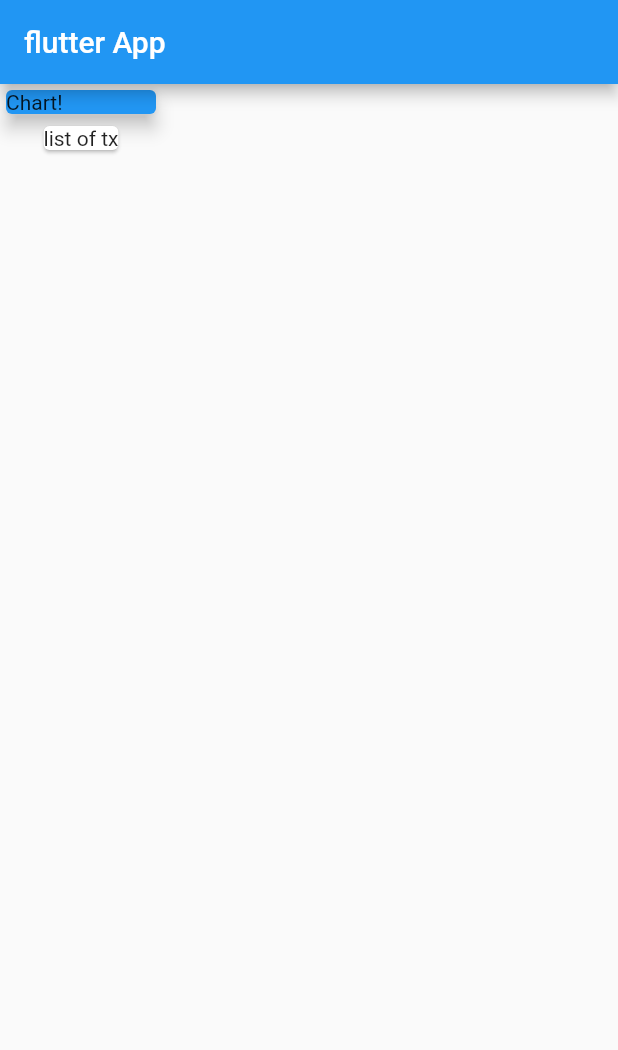
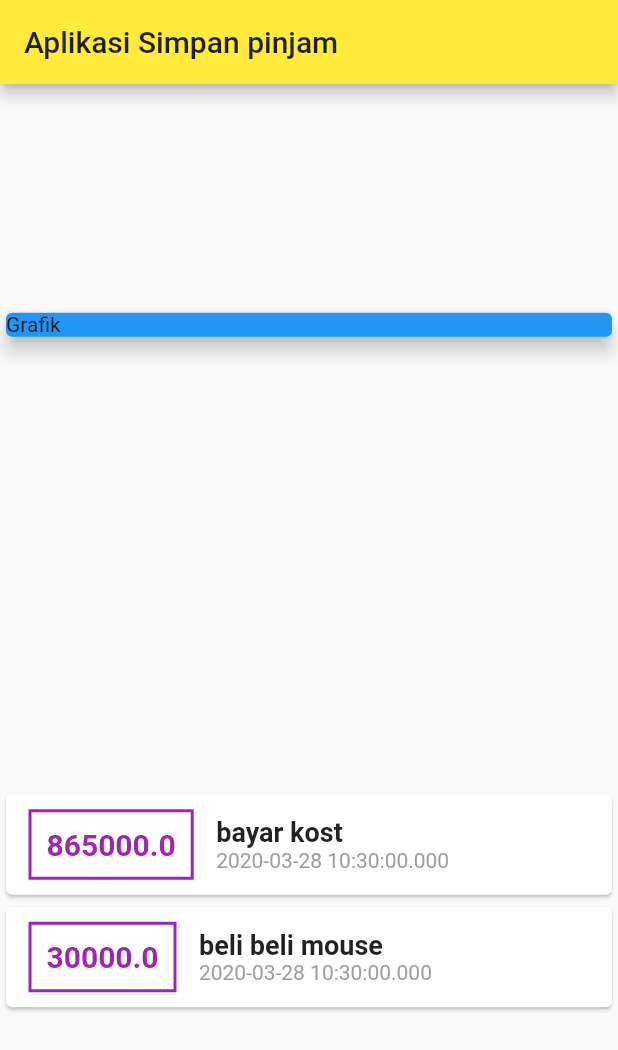
Before and after one commit to syahrulb/flutter-course, a Flutter app: the screen it shows after launch, on a phone screen of 412 x 824 dp. Shown: the top 1050 px of the screen. Run offline on Flutter 3.47's test engine with Material 2 defaults, Android fonts, the phone set to English and light mode, and no system bars.

Commit message:
pembelajaran 28-03-2020 : 1. pembelajaran mengenai penggunaan column dan row. 2. pembelajaran di bagian syling di margin, border, dan padding. 3. pembelajarang styling container.

```diff
--- a/lib/main.dart
+++ b/lib/main.dart
@@ -1,4 +1,5 @@
 import 'package:flutter/material.dart';
+import './transaksi.dart';
 
 void main() => runApp(MyApp());
 
@@ -6,29 +7,83 @@ class MyApp extends StatelessWidget {
   @override
   Widget build(BuildContext context) {
     return MaterialApp(
-      title: 'Flutter Demo',
+      title: 'Simpan Pinjam',
       theme: ThemeData(
-        primarySwatch: Colors.blue,
+        primarySwatch: Colors.yellow,
       ),
-      home: Scaffold(
+      home: MyHomePage(),
+    );
+  }
+}
+
+class MyHomePage extends StatelessWidget {
+  final List<Transaksi> transaksis = [
+    Transaksi(
+        id: '1', judul: 'bayar kost', jumlah: 865000, tanggal: DateTime.now()),
+    Transaksi(
+        id: '2',
+        judul: 'beli beli mouse',
+        jumlah: 30000,
+        tanggal: DateTime.now()),
+  ];
+  @override
+  Widget build(BuildContext context) {
+    return Scaffold(
       appBar: AppBar(
-          title: Text('flutter App'),
+        title: Text('Aplikasi Simpan pinjam'),
       ),
       body: Column(
+        mainAxisAlignment: MainAxisAlignment.spaceAround,
+        crossAxisAlignment: CrossAxisAlignment.stretch,
         children: <Widget>[
-            Card(
+          Container(
+            width: double.infinity,
+            child: Card(
               color: Colors.blue,
-              child: Container(
-                width: 100,
-                child: Text('Chart!')
-                ),
+              child: Text('Grafik'),
               elevation: 5,
             ),
-            Card(
-              child: Text('list of tx'),
+          ),
+          Column(
+            children: transaksis.map((tx) {
+              return Card(
+                child: Row(
+                  children: <Widget>[
+                    Container(
+                      margin:
+                          EdgeInsets.symmetric(vertical: 10, horizontal: 15),
+                      child: Text(
+                        tx.jumlah.toString(),
+                        style: TextStyle(
+                            fontWeight: FontWeight.bold,
+                            fontSize: 20,
+                            color: Colors.purple),
+                      ),
+                      decoration: BoxDecoration(
+                        border: Border.all(color: Colors.purple, width: 2),
+                      ),
+                      padding: EdgeInsets.all(10),
+                    ),
+                    Column(
+                      crossAxisAlignment: CrossAxisAlignment.start,
+                      children: <Widget>[
+                        Text(
+                          tx.judul,
+                          style: TextStyle(
+                              fontSize: 18, fontWeight: FontWeight.bold),
+                        ),
+                        Text(
+                          tx.tanggal.toString(),
+                          style: TextStyle(color: Colors.grey),
+                        )
+                      ],
                     )
                   ],
                 ),
+              );
+            }).toList(),
+          ),
+        ],
       ),
     );
   }
--- /dev/null
+++ b/lib/transaksi.dart
@@ -0,0 +1,15 @@
+import 'package:flutter/foundation.dart';
+
+class Transaksi {
+  final String id;
+  final String judul;
+  final double jumlah;
+  final DateTime tanggal;
+
+  Transaksi({
+    @required this.id,
+    @required this.judul,
+    @required this.jumlah,
+    @required this.tanggal
+    });
+}
```
Lines whose indentation alone changed are shown as unchanged.
